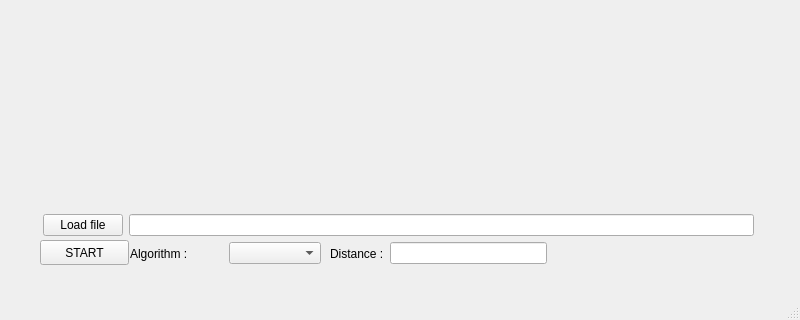
Old version of the form mainwindow.ui in the repository Damianeroos/DrillRoute_Optimizer_TSP; both pictures show x 0 to 800 and y 280 to 600 of the 800 by 600 pixel window.
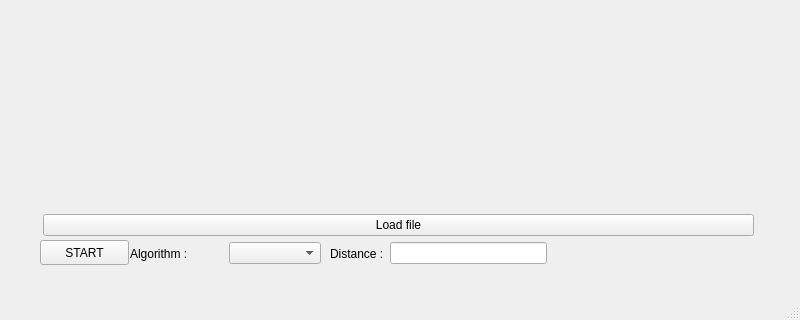
New version of the form. Custom widgets are drawn as their Qt base class.

Commit message: Ulepszono wczytywanie plików

```diff
--- a/mainwindow.ui
+++ b/mainwindow.ui
@@ -31,9 +31,6 @@
        </property>
       </widget>
      </item>
-     <item>
-      <widget class="QLineEdit" name="boardFileName"/>
-     </item>
     </layout>
    </widget>
    <widget class="QCustomPlot" name="customPlot" native="true">
@@ -59,7 +56,7 @@
      <string>START</string>
     </property>
    </widget>
-   <widget class="QWidget" name="">
+   <widget class="QWidget" name="layoutWidget">
     <property name="geometry">
      <rect>
       <x>130</x>
@@ -81,7 +78,7 @@
      </item>
     </layout>
    </widget>
-   <widget class="QWidget" name="">
+   <widget class="QWidget" name="layoutWidget">
     <property name="geometry">
      <rect>
       <x>330</x>
```
The commit also changes 2 other files.
